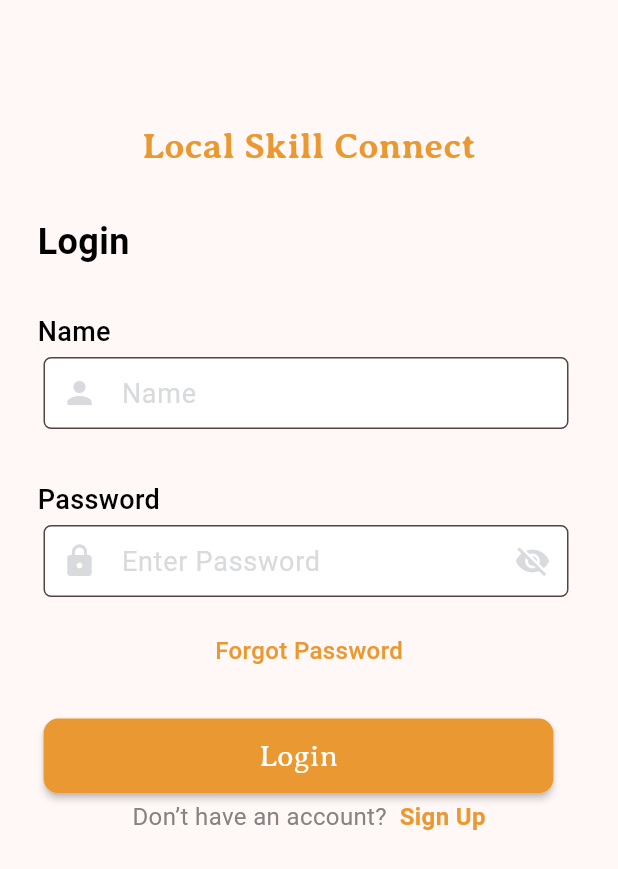
After one commit to KAVYAPUTTU/localSkillConnect, a Flutter app: the LoginPage screen opened directly, on a phone screen of 412 x 824 dp. The commit adds this screen. Shown: the top 869 px of the screen. Run offline on Flutter 3.47's test engine with Material 3 defaults, Android fonts, the light colour scheme and no system bars; our stand-ins replace smooth_page_indicator; Roboto replaces fonts that are missing (CrimsonText-Bold).

Commit message:
login page

```diff
--- a/lib/Screens/FrontScreen/intro1.dart
+++ b/lib/Screens/FrontScreen/intro1.dart
@@ -1,4 +1,5 @@
 import 'package:flutter/material.dart';
+import 'package:localskillconnect/Screens/Login/login_page.dart';
 import 'package:localskillconnect/Widgets/buttons.dart';
 import 'package:localskillconnect/Widgets/onboarding_screen.dart';
 import 'package:smooth_page_indicator/smooth_page_indicator.dart';
@@ -27,9 +28,18 @@ class _Intro1State extends State<Intro1> {
         child: PageView(
           controller: controller,
           children: const [
-            OnboardingScreen(urlImage: 'assets/img/intro1.png', subTitle: 'Get more work opportunities\n from users near your\n location.'),
-             OnboardingScreen(urlImage: 'assets/img/intro2.png', subTitle: 'Earn more by offering your\n professional services\n directly.'),
-             OnboardingScreen(urlImage: 'assets/img/intro3.png', subTitle: 'Verified professionals gain\nuser trust and better ratings.'),
+            OnboardingScreen(
+                urlImage: 'assets/img/intro1.png',
+                subTitle:
+                    'Get more work opportunities\n from users near your\n location.'),
+            OnboardingScreen(
+                urlImage: 'assets/img/intro2.png',
+                subTitle:
+                    'Earn more by offering your\n professional services\n directly.'),
+            OnboardingScreen(
+                urlImage: 'assets/img/intro3.png',
+                subTitle:
+                    'Verified professionals gain\nuser trust and better ratings.'),
           ],
         ),
       ),
@@ -60,7 +70,10 @@ class _Intro1State extends State<Intro1> {
               hintText: 'Next',
               onTap: () {
                 if (controller.page == 2) {
-
+                  Navigator.pushReplacement(
+                    context,
+                    MaterialPageRoute(builder: (context) => const LoginPage()),
+                  );
                 } else {
                   controller.nextPage(
                     duration: const Duration(milliseconds: 500),
--- /dev/null
+++ b/lib/Screens/Home/main_screen.dart
@@ -0,0 +1,10 @@
+import 'package:flutter/material.dart';
+
+class MainScreen extends StatelessWidget {
+  const MainScreen({super.key});
+
+  @override
+  Widget build(BuildContext context) {
+    return const Placeholder();
+  }
+}
--- /dev/null
+++ b/lib/Screens/Login/login_page.dart
@@ -0,0 +1,160 @@
+import 'package:flutter/material.dart';
+import 'package:localskillconnect/Screens/Home/main_screen.dart';
+import 'package:localskillconnect/Widgets/buttons.dart';
+import 'package:localskillconnect/Widgets/input_fields.dart';
+
+class LoginPage extends StatefulWidget {
+  const LoginPage({super.key});
+
+  @override
+  State<LoginPage> createState() => _LoginPageState();
+}
+
+class _LoginPageState extends State<LoginPage> {
+  final TextEditingController _passwordController = TextEditingController();
+
+  String? passwordError;
+
+  void handleLogin() {
+    setState(() {
+      passwordError = null;
+
+      final password = _passwordController.text;
+
+      if (password.isEmpty) {
+        passwordError = "Password can't be empty";
+      } else if (password.length < 6) {
+        passwordError = "Password must be at least 6 characters";
+      }
+
+      if (passwordError == null) {
+        Navigator.of(context).pushReplacement(
+          MaterialPageRoute(
+            builder: (builder) => MainScreen(),
+          ),
+        );
+      }
+    });
+  }
+
+  @override
+  Widget build(BuildContext context) {
+    return Scaffold(
+        body: Column(
+      children: [
+        const SizedBox(
+          height: 80,
+        ),
+        Center(
+          child: Text(
+            'Local Skill Connect',
+            style: TextStyle(
+              fontFamily: 'AveriaSerifLibre',
+              fontSize: 24,
+              fontWeight: FontWeight.bold,
+              color: Theme.of(context).colorScheme.primary,
+            ),
+          ),
+        ),
+        Padding(
+          padding: const EdgeInsets.only(left: 25, right: 25),
+          child: Column(
+            mainAxisAlignment: MainAxisAlignment.start,
+            crossAxisAlignment: CrossAxisAlignment.start,
+            children: [
+              const SizedBox(
+                height: 30,
+              ),
+              const Text(
+                'Login',
+                style: TextStyle(
+                  fontSize: 24,
+                  fontWeight: FontWeight.bold,
+                  color: Colors.black,
+                ),
+              ),
+              const SizedBox(
+                height: 30,
+              ),
+              const Text(
+                'Name',
+                style: TextStyle(
+                  fontSize: 18,
+                  fontWeight: FontWeight.w500,
+                  color: Colors.black,
+                ),
+              ),
+              const InputFields(icon: Icon(Icons.person), hinttext: 'Name'),
+              const SizedBox(
+                height: 30,
+              ),
+              const Text(
+                'Password',
+                style: TextStyle(
+                  fontSize: 18,
+                  fontWeight: FontWeight.w500,
+                  color: Colors.black,
+                ),
+              ),
+              InputFields(
+                icon: const Icon(Icons.lock),
+                hinttext: 'Enter Password',
+                errorText: passwordError,
+                suffixicon: const Icon(Icons.remove_red_eye),
+                isPassword: true,
+                controller: _passwordController,
+                onChanged: (value) {
+                  if (passwordError != null) {
+                    setState(() {
+                      passwordError = null;
+                    });
+                  }
+                },
+              ),
+              const SizedBox(
+                height: 20,
+              ),
+              Center(
+                child: Text(
+                  'Forgot Password',
+                  style: TextStyle(
+                    fontSize: 16,
+                    fontWeight: FontWeight.w500,
+                    color: Theme.of(context).colorScheme.primary,
+                  ),
+                ),
+              ),
+              const SizedBox(
+                height: 30,
+              ),
+              const Buttons(hintText: 'Login'),
+              Center(
+                child: Text.rich(
+                  TextSpan(
+                    children: [
+                      TextSpan(
+                        text: 'Don’t have an account? ', // First half
+                        style: TextStyle(
+                          color: Theme.of(context).colorScheme.secondary,
+                          fontSize: 16,
+                        ),
+                      ),
+                      TextSpan(
+                        text: ' Sign Up', // Second half
+                        style: TextStyle(
+                          color: Theme.of(context).colorScheme.primary,
+                          fontSize: 16,
+                          fontWeight: FontWeight.bold,
+                        ),
+                      ),
+                    ],
+                  ),
+                ),
+              ),
+            ],
+          ),
+        )
+      ],
+    ));
+  }
+}
--- /dev/null
+++ b/lib/Widgets/input_fields.dart
@@ -0,0 +1,92 @@
+import 'package:flutter/material.dart';
+
+class InputFields extends StatefulWidget {
+  final Icon icon;
+  final String hinttext;
+  final Widget? suffixicon;
+  final bool isPassword;
+  final String? errorText;
+  final TextEditingController? controller;
+  final Function(String)? onChanged;
+
+  const InputFields({
+    super.key,
+    required this.icon,
+    required this.hinttext,
+    this.suffixicon,
+    this.isPassword = false,
+    this.errorText,
+    this.controller,
+    this.onChanged,
+  });
+
+  @override
+  State<InputFields> createState() => _InputFieldsState();
+}
+
+class _InputFieldsState extends State<InputFields> {
+  bool _obscureText = true;
+
+  @override
+  Widget build(BuildContext context) {
+    return Column(
+      crossAxisAlignment: CrossAxisAlignment.start,
+      children: [
+        Card(
+          elevation: 0,
+          child: SizedBox(
+            width: 350,
+            child: TextField(
+              controller: widget.controller,
+              obscureText: widget.isPassword ? _obscureText : false,
+              onChanged: widget.onChanged,
+              style: const TextStyle(
+                fontSize: 18,
+                fontFamily: 'CrimsonText-Bold',
+              ),
+              decoration: InputDecoration(
+                border: OutlineInputBorder(
+                  borderRadius: BorderRadius.circular(5),
+                ),
+                contentPadding: const EdgeInsets.symmetric(horizontal: 20),
+                filled: true,
+                fillColor: Colors.white,
+                hintText: widget.hinttext,
+                hintStyle: TextStyle(
+                  color: Theme.of(context).colorScheme.tertiary,
+                ),
+                prefixIcon: widget.icon,
+                prefixIconColor: Theme.of(context).colorScheme.tertiary,
+                suffixIcon: widget.isPassword
+                    ? IconButton(
+                        icon: Icon(
+                          _obscureText ? Icons.visibility_off : Icons.visibility,
+                        ),
+                        color: Theme.of(context).colorScheme.tertiary,
+                        onPressed: () {
+                          setState(() {
+                            _obscureText = !_obscureText;
+                          });
+                        },
+                      )
+                    : widget.suffixicon,
+                suffixIconColor: Theme.of(context).colorScheme.tertiary,
+              ),
+            ),
+          ),
+        ),
+        if (widget.errorText != null)
+          Padding(
+            padding: const EdgeInsets.only(left: 10, top: 5),
+            child: Text(
+              widget.errorText!,
+              style: const TextStyle(
+                color: Colors.red,
+                fontSize: 14,
+              ),
+            ),
+          ),
+      ],
+    );
+  }
+}
```
